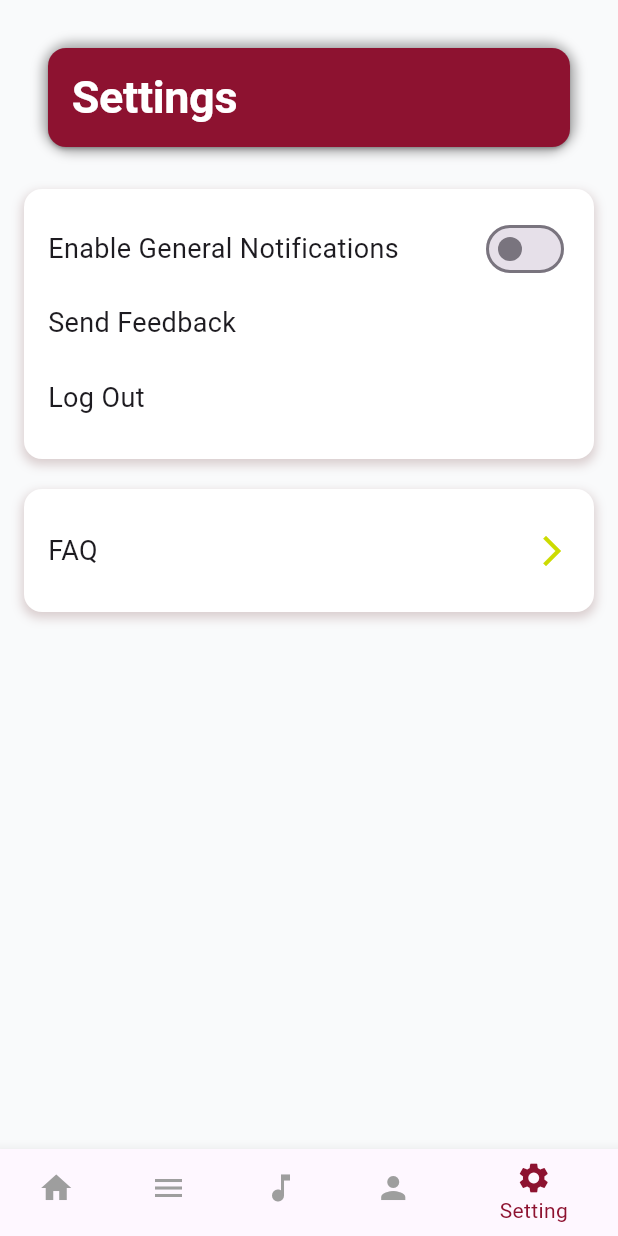
After one commit to Walker21122008/STA-APP-NEW, a Flutter app: the screen it shows after launch, item 5 of the bottom bar chosen, on a phone screen of 412 x 824 dp. The commit adds this screen. Run offline on Flutter 3.47's test engine with Material 3 defaults, Android fonts, the phone set to English and light mode, and no system bars; our stand-ins replace crystal_navigation_bar.

Commit message:
removed the profile

```diff
--- a/staapp/lib/main.dart
+++ b/staapp/lib/main.dart
@@ -5,6 +5,7 @@ import 'package:staapp/screens/song_request.dart';
 import 'package:staapp/screens/profile.dart';
 import 'package:staapp/theme/theme.dart';
 import 'package:staapp/theme/styles.dart';
+import 'package:staapp/screens/settings.dart';
 import 'package:crystal_navigation_bar/crystal_navigation_bar.dart';
 import 'dart:io';
 
@@ -58,6 +59,7 @@ class _MainNavigationState extends State<MainNavigation> {
       MenuPage(),
       SongPage(),
       ProfilePage(),
+      SettingsPage(),
     ];
     return Scaffold(
       body: _screens[_selectedIndex],
@@ -81,6 +83,10 @@ class _MainNavigationState extends State<MainNavigation> {
             icon: Icon(Icons.person),
             label: 'Profile',
           ),
+          BottomNavigationBarItem(
+            icon: Icon(Icons.settings),
+            label: 'Setting',
+          ),
         ],
         selectedItemColor: Styles.primary,
         unselectedItemColor: Colors.grey,
--- a/staapp/lib/screens/profile.dart
+++ b/staapp/lib/screens/profile.dart
@@ -112,7 +112,6 @@ class _ProfilePageState extends State<ProfilePage> {
   Widget _buildProfilePicture() {
     return GestureDetector(
       onTap: () {
-        _showProfileOptionsDialog();
       },
       child: Container(
         decoration: BoxDecoration(
@@ -179,43 +178,4 @@ class _ProfilePageState extends State<ProfilePage> {
     );
   }
 
-
-
-  void _showProfileOptionsDialog() {
-    showDialog(
-      context: context,
-      builder: (BuildContext context) {
-        return AlertDialog(
-          title: const Text('Change Profile Picture'),
-          content: SingleChildScrollView(
-            child: SizedBox( // Added SizedBox to constrain height
-              width: double.maxFinite, // Occupy full width
-              child: ListView.builder( // Replaced ListBody with ListView.builder
-                shrinkWrap: true, // Important for ListView in Dialog
-                itemCount: _profileOptions.length,
-                itemBuilder: (BuildContext context, int index) {
-                  final image = _profileOptions[index];
-                  return InkWell( // Using InkWell for better tap feedback
-                    onTap: () {
-                      setState(() {
-                        _profileImage = image;
-                      });
-                      Navigator.pop(context); // Close the dialog
-                    },
-                    child: Padding(
-                      padding: const EdgeInsets.symmetric(vertical: 8.0),
-                      child: CircleAvatar(
-                        radius: 40,
-                        backgroundImage: AssetImage(image),
-                      ),
-                    ),
-                  );
-                },
-              ),
-            ),
-          ),
-        );
-      },
-    );
-  }
 }
--- /dev/null
+++ b/staapp/lib/screens/settings.dart
@@ -0,0 +1,159 @@
+import 'package:flutter/material.dart';
+import 'package:staapp/widgets/home/announcements.dart';
+import 'package:staapp/widgets/extras/header.dart';
+import 'package:staapp/widgets/menu/specials.dart';
+import 'package:staapp/widgets/menu/menu.dart';
+import 'package:staapp/theme/theme.dart';
+import 'package:staapp/theme/styles.dart';
+
+void main() {
+  runApp(const MyApp());
+}
+
+const MaterialColor mySwatch = MaterialColor(
+  0xFF4E110C,
+  <int, Color>{
+    50: Color(0xFFF2E3E2),
+    100: Color(0xFFE0BEBB),
+    200: Color(0xFFCC9691),
+    300: Color(0xFFB86E67),
+    400: Color(0xFFA74F48),
+    500: Color(0xFF4E110C), // your main color
+    600: Color(0xFF470F0B),
+    700: Color(0xFF3D0D09),
+    800: Color(0xFF340B08),
+    900: Color(0xFF240704),
+  },
+);
+
+
+class MyApp extends StatelessWidget {
+  const MyApp({super.key});
+
+  @override
+  Widget build(BuildContext context) {
+    return MaterialApp(
+      title: 'Settings App',
+      theme: ThemeData(
+        primarySwatch: mySwatch,
+        fontFamily: 'SF Pro Display', // Set the default font
+      ),
+      home: const SettingsPage(),
+    );
+  }
+}
+
+class SettingsPage extends StatefulWidget {
+  const SettingsPage({super.key});
+
+  @override
+  _SettingsPageState createState() => _SettingsPageState();
+}
+
+class _SettingsPageState extends State<SettingsPage> {
+  bool _notificationsEnabled = false;
+
+  @override
+Widget build(BuildContext context) {
+  return Scaffold(
+    backgroundColor: const Color(0xFFF9FAFB), // Light background
+    body: SingleChildScrollView(
+      child: Padding(
+        padding: const EdgeInsets.all(16.0),
+        child: Column(
+          children: <Widget>[
+            Header(name: "Settings"),
+            const SizedBox(height: 24),
+            _buildCard(
+              child: Column(
+                children: <Widget>[
+                  Row(
+                    mainAxisAlignment: MainAxisAlignment.spaceBetween,
+                    children: <Widget>[
+                      const Text(
+                        'Enable General Notifications',
+                        style: TextStyle(fontSize: 18),
+                      ),
+                      Switch(
+                        value: _notificationsEnabled,
+                        onChanged: (newValue) {
+                          setState(() {
+                            _notificationsEnabled = newValue;
+                          });
+                        },
+                        activeColor: const Color.fromARGB(255, 182, 182, 9),
+                      ),
+                    ],
+                  ),
+                  _buildListTile(
+                    title: 'Send Feedback',
+                  ),
+                  _buildListTile(
+                    title: 'Log Out',
+                  ),
+                ],
+              ),
+            ),
+            const SizedBox(height: 20),
+            _buildCard(
+              child: _buildListTile(
+                title: 'FAQ',
+                trailing: const Icon(Icons.arrow_forward_ios, color: Color.fromARGB(255, 204, 219, 1)),
+              ),
+            ),
+          ],
+        ),
+      ),
+    ),
+  );
+}
+
+
+  // Builds a Card widget with a subtle shadow
+  Widget _buildCard({required Widget child}) {
+    return Container(
+      decoration: BoxDecoration(
+        color: Colors.white,
+        borderRadius: BorderRadius.circular(12),
+        boxShadow: [
+          BoxShadow(
+            color: const Color.fromARGB(255, 89, 26, 26).withOpacity(0.2), // More subtle shadow
+            spreadRadius: 1,
+            blurRadius: 5,
+            offset: const Offset(0, 3), // Slightly shifted shadow
+          ),
+        ],
+      ),
+      child: Padding(
+        padding: const EdgeInsets.all(16),
+        child: child,
+      ),
+    );
+  }
+
+  // Builds a ListTile with custom styling
+  Widget _buildListTile({
+    required String title,
+    VoidCallback? onTap,
+    Widget? trailing,
+  }) {
+    return InkWell(
+      onTap: onTap,
+      child: Padding(
+        padding: const EdgeInsets.symmetric(vertical: 12), // Increased vertical padding
+        child: Row(
+          mainAxisAlignment: MainAxisAlignment.spaceBetween,
+          children: <Widget>[
+            Text(
+              title,
+              style: const TextStyle(fontSize: 18), // Increased font size
+            ),
+            trailing ?? const SizedBox(), // Use provided trailing widget or an empty SizedBox
+          ],
+        ),
+      ),
+    );
+  }
+
+
+}
```
